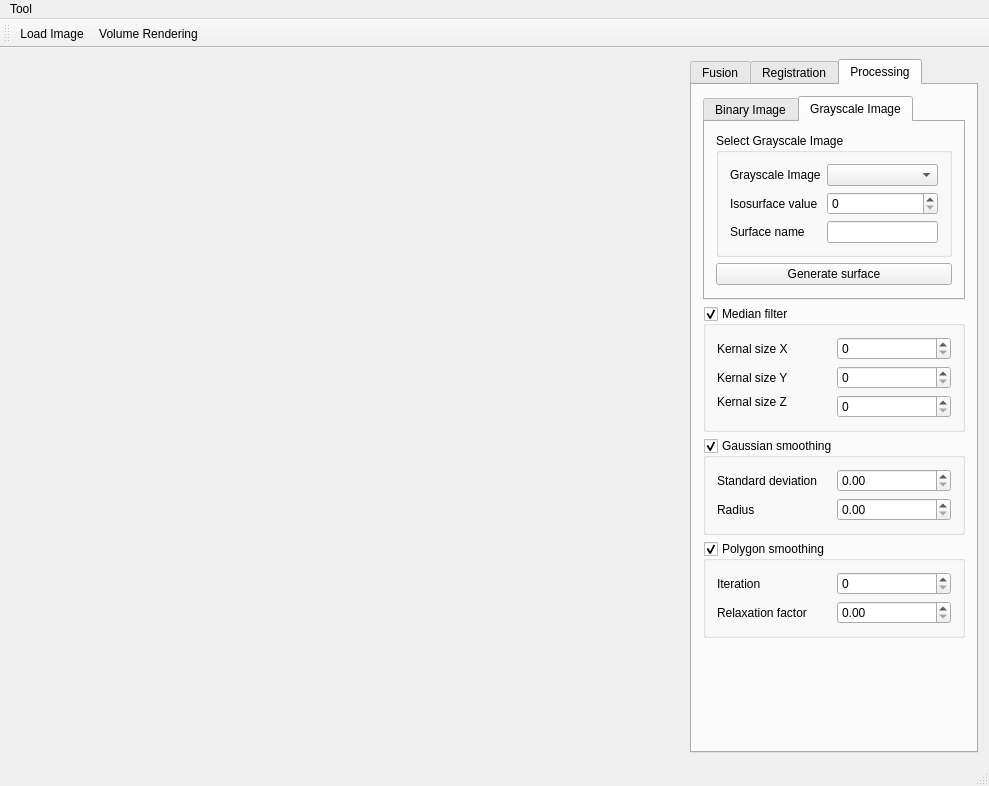
Qt form frontend_pc/src/app/mainwindow.ui (zhangzwwww/medlab) before a commit.
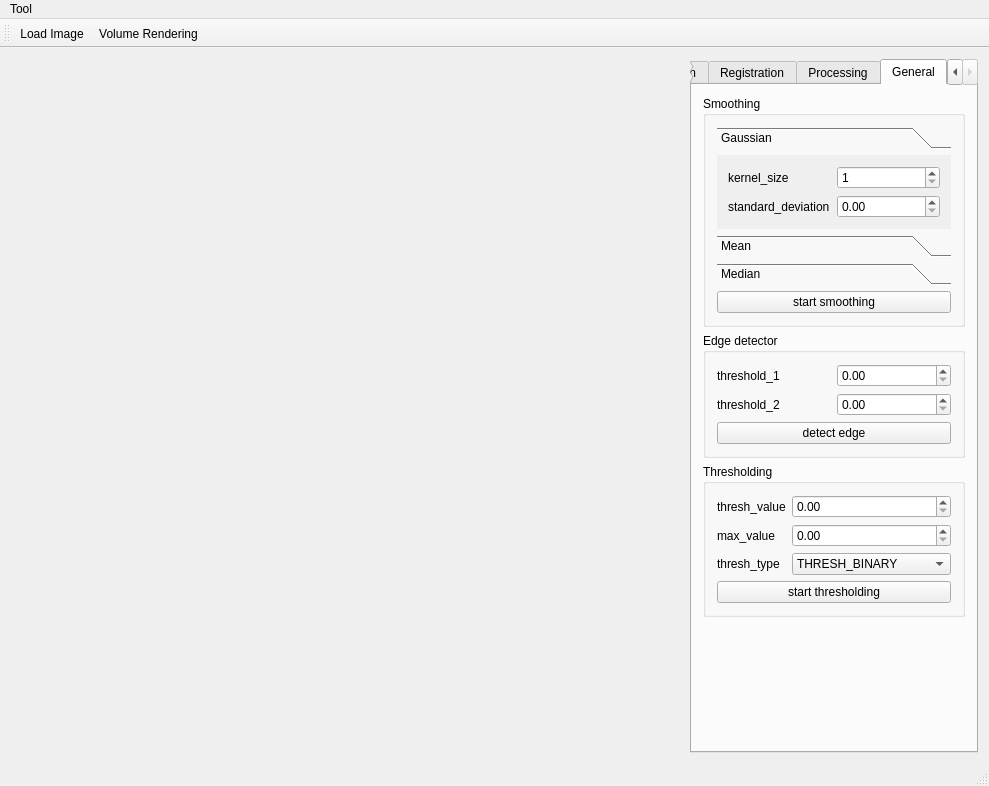
The same form after that commit. The open tabs and pages were chosen to show the change. Custom widgets are drawn as their Qt base class.

Commit message: feat(general_processing):smoothing,edge detect and thresholding

What changed in the file:
```diff
--- a/frontend_pc/src/app/mainwindow.ui
+++ b/frontend_pc/src/app/mainwindow.ui
@@ -33,7 +33,7 @@
        </sizepolicy>
       </property>
       <property name="currentIndex">
-       <number>2</number>
+       <number>3</number>
       </property>
       <widget class="QWidget" name="tab_fusion">
        <attribute name="title">
@@ -565,6 +565,301 @@
           </layout>
          </widget>
         </item>
+        <item>
+         <spacer name="verticalSpacer_3">
+          <property name="orientation">
+           <enum>Qt::Vertical</enum>
+          </property>
+          <property name="sizeHint" stdset="0">
+           <size>
+            <width>20</width>
+            <height>40</height>
+           </size>
+          </property>
+         </spacer>
+        </item>
+       </layout>
+      </widget>
+      <widget class="QWidget" name="tab">
+       <attribute name="title">
+        <string>General</string>
+       </attribute>
+       <layout class="QVBoxLayout" name="verticalLayout_6">
+        <item>
+         <widget class="QGroupBox" name="groupBox_9">
+          <property name="title">
+           <string>Smoothing</string>
+          </property>
+          <layout class="QVBoxLayout" name="verticalLayout_5">
+           <item>
+            <widget class="QToolBox" name="smoothing_toolBox">
+             <property name="currentIndex">
+              <number>2</number>
+             </property>
+             <widget class="QWidget" name="page">
+              <property name="geometry">
+               <rect>
+                <x>0</x>
+                <y>0</y>
+                <width>208</width>
+                <height>76</height>
+               </rect>
+              </property>
+              <attribute name="label">
+               <string>Gaussian</string>
+              </attribute>
+              <layout class="QGridLayout" name="gridLayout_12">
+               <item row="0" column="0">
+                <widget class="QLabel" name="label_25">
+                 <property name="text">
+                  <string>kernel_size</string>
+                 </property>
+                </widget>
+               </item>
+               <item row="0" column="1">
+                <widget class="QSpinBox" name="in_smooth_gaussian_0_kernel_size">
+                 <property name="prefix">
+                  <string/>
+                 </property>
+                 <property name="minimum">
+                  <number>1</number>
+                 </property>
+                 <property name="maximum">
+                  <number>9999</number>
+                 </property>
+                 <property name="singleStep">
+                  <number>2</number>
+                 </property>
+                </widget>
+               </item>
+               <item row="1" column="0">
+                <widget class="QLabel" name="label_29">
+                 <property name="text">
+                  <string>standard_deviation</string>
+                 </property>
+                </widget>
+               </item>
+               <item row="1" column="1">
+                <widget class="QDoubleSpinBox" name="in_smooth_gaussian_1_sigma_x"/>
+               </item>
+              </layout>
+             </widget>
+             <widget class="QWidget" name="page_2">
+              <property name="geometry">
+               <rect>
+                <x>0</x>
+                <y>0</y>
+                <width>157</width>
+                <height>45</height>
+               </rect>
+              </property>
+              <attribute name="label">
+               <string>Mean</string>
+              </attribute>
+              <layout class="QGridLayout" name="gridLayout_8">
+               <item row="0" column="0">
+                <widget class="QLabel" name="label_19">
+                 <property name="text">
+                  <string>kernel_size</string>
+                 </property>
+                </widget>
+               </item>
+               <item row="0" column="1">
+                <widget class="QSpinBox" name="in_smooth_mean_0_kernel_size">
+                 <property name="minimum">
+                  <number>1</number>
+                 </property>
+                 <property name="maximum">
+                  <number>9999</number>
+                 </property>
+                 <property name="singleStep">
+                  <number>2</number>
+                 </property>
+                </widget>
+               </item>
+              </layout>
+             </widget>
+             <widget class="QWidget" name="page_3">
+              <property name="geometry">
+               <rect>
+                <x>0</x>
+                <y>0</y>
+                <width>298</width>
+                <height>72</height>
+               </rect>
+              </property>
+              <attribute name="label">
+               <string>Median</string>
+              </attribute>
+              <layout class="QGridLayout" name="gridLayout_11">
+               <item row="0" column="0">
+                <widget class="QLabel" name="label_30">
+                 <property name="text">
+                  <string>kernel_size</string>
+                 </property>
+                </widget>
+               </item>
+               <item row="0" column="1">
+                <widget class="QSpinBox" name="in_smooth_median_0_kernel_size">
+                 <property name="minimum">
+                  <number>1</number>
+                 </property>
+                 <property name="maximum">
+                  <number>9999</number>
+                 </property>
+                 <property name="singleStep">
+                  <number>2</number>
+                 </property>
+                </widget>
+               </item>
+              </layout>
+             </widget>
+            </widget>
+           </item>
+           <item>
+            <widget class="QPushButton" name="start_smoothing_button">
+             <property name="text">
+              <string>start smoothing</string>
+             </property>
+            </widget>
+           </item>
+          </layout>
+         </widget>
+        </item>
+        <item>
+         <widget class="QGroupBox" name="groupBox_10">
+          <property name="title">
+           <string>Edge detector</string>
+          </property>
+          <layout class="QGridLayout" name="gridLayout_13">
+           <item row="1" column="1">
+            <widget class="QDoubleSpinBox" name="in_edge_0_thresh_2"/>
+           </item>
+           <item row="0" column="1">
+            <widget class="QDoubleSpinBox" name="in_edge_0_thresh_1"/>
+           </item>
+           <item row="1" column="0">
+            <widget class="QLabel" name="label_32">
+             <property name="text">
+              <string>threshold_2</string>
+             </property>
+            </widget>
+           </item>
+           <item row="0" column="0">
+            <widget class="QLabel" name="label_31">
+             <property name="text">
+              <string>threshold_1</string>
+             </property>
+            </widget>
+           </item>
+           <item row="2" column="0" colspan="2">
+            <widget class="QPushButton" name="detect_edge_button">
+             <property name="text">
+              <string>detect edge</string>
+             </property>
+            </widget>
+           </item>
+          </layout>
+         </widget>
+        </item>
+        <item>
+         <widget class="QGroupBox" name="groupBox_11">
+          <property name="title">
+           <string>Thresholding</string>
+          </property>
+          <layout class="QGridLayout" name="gridLayout_14">
+           <item row="2" column="0">
+            <widget class="QLabel" name="label_35">
+             <property name="text">
+              <string>thresh_type</string>
+             </property>
+            </widget>
+           </item>
+           <item row="1" column="0">
+            <widget class="QLabel" name="label_34">
+             <property name="text">
+              <string>max_value</string>
+             </property>
+            </widget>
+           </item>
+           <item row="2" column="1">
+            <widget class="QComboBox" name="in_thresh_2_type">
+             <item>
+              <property name="text">
+               <string>THRESH_BINARY</string>
+              </property>
+             </item>
+             <item>
+              <property name="text">
+               <string>THRESH_BINARY_INV</string>
+              </property>
+             </item>
+             <item>
+              <property name="text">
+               <string>THRESH_TRUNC</string>
+              </property>
+             </item>
+             <item>
+              <property name="text">
+               <string>THRESH_TOZERO</string>
+              </property>
+             </item>
+             <item>
+              <property name="text">
+               <string>THRESH_OTSU</string>
+              </property>
+             </item>
+             <item>
+              <property name="text">
+               <string>THRESH_TRIANGLE</string>
+              </property>
+             </item>
+            </widget>
+           </item>
+           <item row="0" column="0">
+            <widget class="QLabel" name="label_33">
+             <property name="text">
+              <string>thresh_value</string>
+             </property>
+            </widget>
+           </item>
+           <item row="3" column="0" colspan="2">
+            <widget class="QPushButton" name="start_thresholding_button">
+             <property name="text">
+              <string>start thresholding</string>
+             </property>
+            </widget>
+           </item>
+           <item row="0" column="1">
+            <widget class="QDoubleSpinBox" name="in_thresh_0_value">
+             <property name="maximum">
+              <double>255.000000000000000</double>
+             </property>
+            </widget>
+           </item>
+           <item row="1" column="1">
+            <widget class="QDoubleSpinBox" name="in_thresh_1_max_value">
+             <property name="maximum">
+              <double>255.000000000000000</double>
+             </property>
+            </widget>
+           </item>
+          </layout>
+         </widget>
+        </item>
+        <item>
+         <spacer name="verticalSpacer_4">
+          <property name="orientation">
+           <enum>Qt::Vertical</enum>
+          </property>
+          <property name="sizeHint" stdset="0">
+           <size>
+            <width>20</width>
+            <height>40</height>
+           </size>
+          </property>
+         </spacer>
+        </item>
        </layout>
       </widget>
      </widget>
```
Left out of the diff: 38 changed lines with no effect on the pictures. The commit also changes 7 other files.
